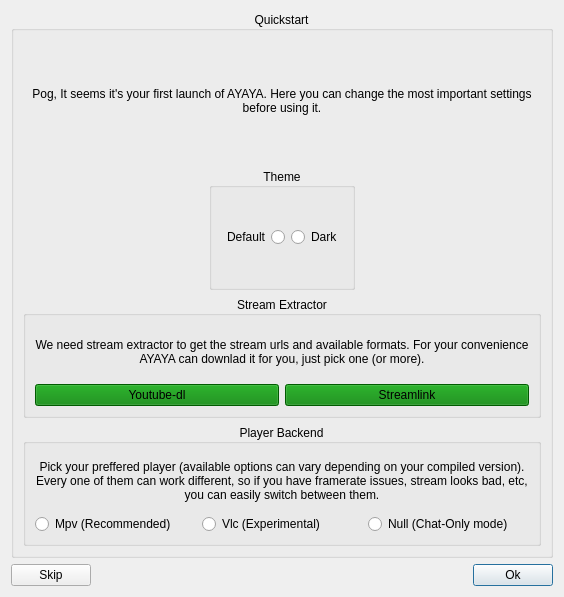
Above: AYAYA/settings/quickstartdialog.ui from jkbz64/AYAYA before the change. Below: the same form after it.
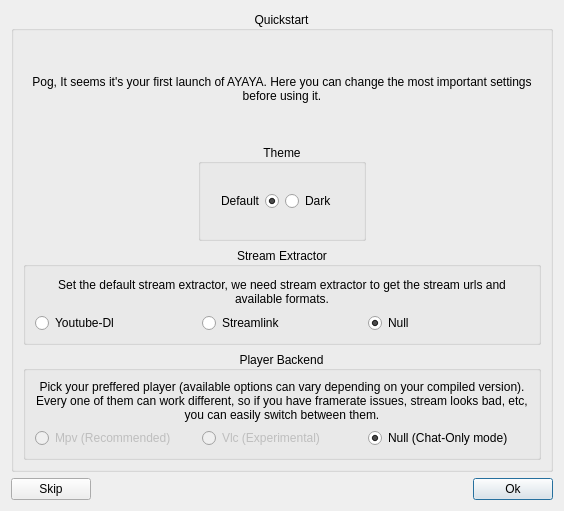
That is the form after the change.

Commit message: A big one.... Revamped browser, added animations, added better options system, splitted player and extractor settings and added downloading dialog for youtube-dl.

The edit to the form file:
```diff
--- a/AYAYA/settings/quickstartdialog.ui
+++ b/AYAYA/settings/quickstartdialog.ui
@@ -7,7 +7,7 @@
     <x>0</x>
     <y>0</y>
     <width>564</width>
-    <height>597</height>
+    <height>511</height>
    </rect>
   </property>
   <property name="windowTitle">
@@ -53,19 +53,6 @@
       <set>Qt::AlignCenter</set>
      </property>
      <layout class="QGridLayout" name="gridLayout">
-      <item row="1" column="2">
-       <spacer name="horizontalSpacer_2">
-        <property name="orientation">
-         <enum>Qt::Horizontal</enum>
-        </property>
-        <property name="sizeHint" stdset="0">
-         <size>
-          <width>40</width>
-          <height>20</height>
-         </size>
-        </property>
-       </spacer>
-      </item>
       <item row="1" column="1">
        <widget class="QGroupBox" name="m_themeGroupBox">
         <property name="title">
@@ -83,6 +70,12 @@
            <property name="text">
             <string>Default</string>
            </property>
+           <property name="checkable">
+            <bool>true</bool>
+           </property>
+           <property name="checked">
+            <bool>true</bool>
+           </property>
           </widget>
          </item>
          <item>
@@ -109,6 +102,15 @@
            <property name="text">
             <string>Null (Chat-Only mode)</string>
            </property>
+           <property name="checkable">
+            <bool>true</bool>
+           </property>
+           <property name="checked">
+            <bool>true</bool>
+           </property>
+           <property name="autoExclusive">
+            <bool>true</bool>
+           </property>
           </widget>
          </item>
          <item row="0" column="0" colspan="3">
@@ -126,6 +128,9 @@
          </item>
          <item row="1" column="0">
           <widget class="QRadioButton" name="m_mpvRadioButton">
+           <property name="enabled">
+            <bool>false</bool>
+           </property>
            <property name="text">
             <string>Mpv (Recommended)</string>
            </property>
@@ -133,6 +138,9 @@
          </item>
          <item row="1" column="1">
           <widget class="QRadioButton" name="m_vlcRadioButton">
+           <property name="enabled">
+            <bool>false</bool>
+           </property>
            <property name="layoutDirection">
             <enum>Qt::LeftToRight</enum>
            </property>
@@ -147,19 +155,6 @@
         </layout>
        </widget>
       </item>
-      <item row="1" column="0">
-       <spacer name="horizontalSpacer">
-        <property name="orientation">
-         <enum>Qt::Horizontal</enum>
-        </property>
-        <property name="sizeHint" stdset="0">
-         <size>
-          <width>40</width>
-          <height>20</height>
-         </size>
-        </property>
-       </spacer>
-      </item>
       <item row="2" column="0" colspan="3">
        <widget class="QGroupBox" name="m_streamExtractorGroupBox">
         <property name="title">
@@ -169,20 +164,40 @@
          <set>Qt::AlignCenter</set>
         </property>
         <layout class="QGridLayout" name="gridLayout_3">
-         <item row="1" column="1">
-          <widget class="QPushButton" name="m_streamlinkButton">
-           <property name="styleSheet">
-            <string notr="true">.QPushButton { background-color: green; }</string>
+         <item row="2" column="0">
+          <widget class="QRadioButton" name="m_ytdlRadioButton">
+           <property name="layoutDirection">
+            <enum>Qt::LeftToRight</enum>
            </property>
+           <property name="text">
+            <string>Youtube-Dl</string>
+           </property>
+           <property name="checked">
+            <bool>false</bool>
+           </property>
+          </widget>
+         </item>
+         <item row="2" column="1">
+          <widget class="QRadioButton" name="m_streamlinkRadioButton">
            <property name="text">
             <string>Streamlink</string>
            </property>
           </widget>
          </item>
-         <item row="0" column="0" colspan="2">
+         <item row="2" column="2">
+          <widget class="QRadioButton" name="m_nullExtractorRadioButton">
+           <property name="text">
+            <string>Null</string>
+           </property>
+           <property name="checked">
+            <bool>true</bool>
+           </property>
+          </widget>
+         </item>
+         <item row="0" column="0" colspan="3">
           <widget class="QLabel" name="m_streamExtractorLabel">
            <property name="text">
-            <string>We need stream extractor to get the stream urls and available formats. For your convenience AYAYA can downlad it for you, just pick one (or more).</string>
+            <string>Set the default stream extractor, we need stream extractor to get the stream urls and available formats.</string>
            </property>
            <property name="alignment">
             <set>Qt::AlignCenter</set>
@@ -192,16 +207,6 @@
            </property>
           </widget>
          </item>
-         <item row="1" column="0">
-          <widget class="QPushButton" name="m_ytdlButton">
-           <property name="styleSheet">
-            <string notr="true">.QPushButton { background-color: green; }</string>
-           </property>
-           <property name="text">
-            <string>Youtube-dl</string>
-           </property>
-          </widget>
-         </item>
         </layout>
        </widget>
       </item>
```
Left out of the diff: 16 changed lines with no effect on the pictures. The commit also changes 43 other files.
